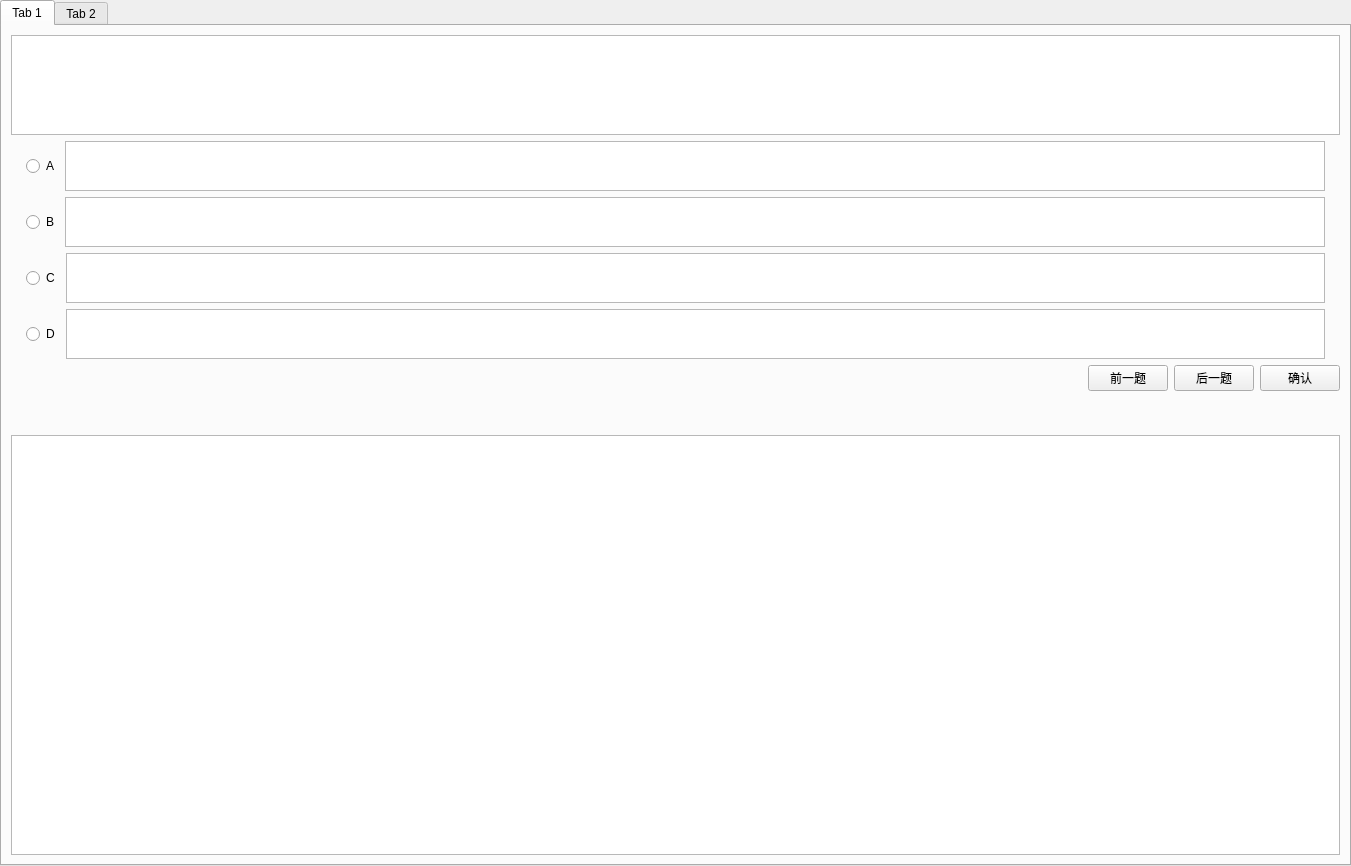
Qt form QuestionApp/mainwindow.ui (Mercy1101/my_pratice) before a commit.
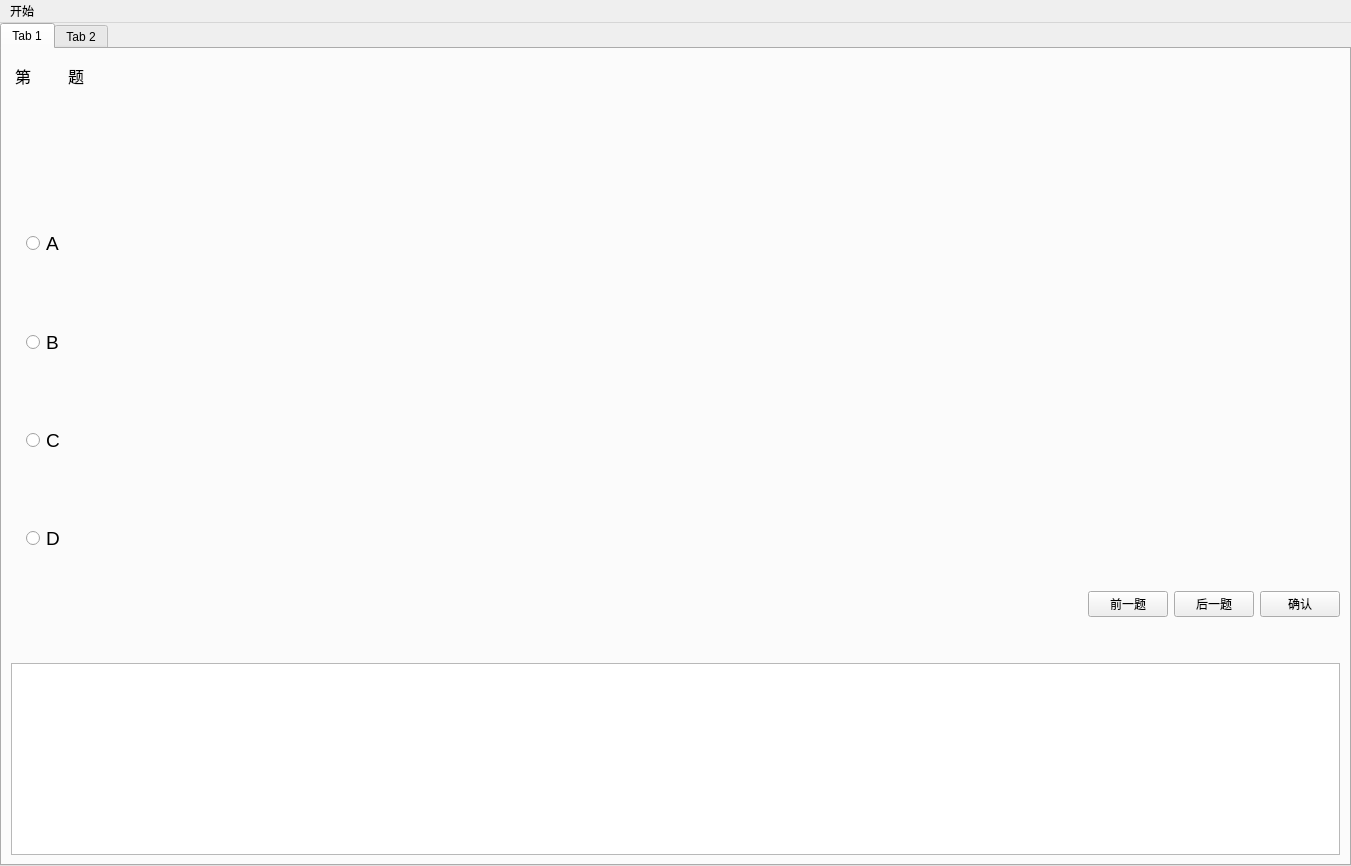
The same form after that commit.

```diff
--- a/QuestionApp/mainwindow.ui
+++ b/QuestionApp/mainwindow.ui
@@ -62,18 +62,112 @@
          <layout class="QGridLayout" name="gridLayout_3">
           <item row="0" column="0">
            <layout class="QVBoxLayout" name="verticalLayout_3">
+            <item>
+             <layout class="QHBoxLayout" name="horizontalLayout_7">
+              <property name="topMargin">
+               <number>6</number>
+              </property>
+              <property name="bottomMargin">
+               <number>6</number>
+              </property>
+              <item>
+               <widget class="QLabel" name="label">
+                <property name="minimumSize">
+                 <size>
+                  <width>20</width>
+                  <height>0</height>
+                 </size>
+                </property>
+                <property name="maximumSize">
+                 <size>
+                  <width>20</width>
+                  <height>16777215</height>
+                 </size>
+                </property>
+                <property name="font">
+                 <font>
+                  <pointsize>12</pointsize>
+                 </font>
+                </property>
+                <property name="text">
+                 <string>第</string>
+                </property>
+                <property name="alignment">
+                 <set>Qt::AlignRight|Qt::AlignTrailing|Qt::AlignVCenter</set>
+                </property>
+               </widget>
+              </item>
+              <item>
+               <widget class="QLabel" name="labelQuestionIndex">
+                <property name="enabled">
+                 <bool>false</bool>
+                </property>
+                <property name="minimumSize">
+                 <size>
+                  <width>25</width>
+                  <height>0</height>
+                 </size>
+                </property>
+                <property name="font">
+                 <font>
+                  <pointsize>12</pointsize>
+                 </font>
+                </property>
+                <property name="autoFillBackground">
+                 <bool>false</bool>
+                </property>
+                <property name="text">
+                 <string/>
+                </property>
+                <property name="alignment">
+                 <set>Qt::AlignCenter</set>
+                </property>
+               </widget>
+              </item>
+              <item>
+               <widget class="QLabel" name="labelText_2">
+                <property name="font">
+                 <font>
+                  <pointsize>12</pointsize>
+                 </font>
+                </property>
+                <property name="text">
+                 <string>题</string>
+                </property>
+               </widget>
+              </item>
+              <item>
+               <spacer name="horizontalSpacer_2">
+                <property name="orientation">
+                 <enum>Qt::Horizontal</enum>
+                </property>
+                <property name="sizeHint" stdset="0">
+                 <size>
+                  <width>40</width>
+                  <height>20</height>
+                 </size>
+                </property>
+               </spacer>
+              </item>
+             </layout>
+            </item>
             <item>
              <layout class="QVBoxLayout" name="verticalLayout_4">
               <item>
-               <widget class="QTextEdit" name="edtQuestion">
-                <property name="maximumSize">
-                 <size>
-                  <width>16777215</width>
-                  <height>100</height>
-                 </size>
+               <widget class="QLabel" name="labelQuestion">
+                <property name="sizePolicy">
+                 <sizepolicy hsizetype="Expanding" vsizetype="Expanding">
+                  <horstretch>0</horstretch>
+                  <verstretch>0</verstretch>
+                 </sizepolicy>
                 </property>
-                <property name="readOnly">
-                 <bool>true</bool>
+                <property name="font">
+                 <font>
+                  <pointsize>14</pointsize>
+                 </font>
+                </property>
+                <property name="text">
+                 <string/>
                 </property>
                </widget>
               </item>
@@ -89,21 +183,37 @@
               </property>
               <item>
                <widget class="QRadioButton" name="rbA">
+                <property name="font">
+                 <font>
+                  <pointsize>14</pointsize>
+                 </font>
+                </property>
                 <property name="text">
                  <string>A</string>
                 </property>
                </widget>
               </item>
               <item>
-               <widget class="QTextEdit" name="edtAnswerA">
-                <property name="maximumSize">
+               <widget class="QLabel" name="labelAnswerA">
+                <property name="sizePolicy">
+                 <sizepolicy hsizetype="Expanding" vsizetype="Expanding">
+                  <horstretch>0</horstretch>
+                  <verstretch>0</verstretch>
+                 </sizepolicy>
+                </property>
+                <property name="minimumSize">
                  <size>
-                  <width>16777215</width>
+                  <width>0</width>
                   <height>50</height>
                  </size>
                 </property>
-                <property name="readOnly">
-                 <bool>true</bool>
+                <property name="font">
+                 <font>
+                  <pointsize>14</pointsize>
+                 </font>
+                </property>
+                <property name="text">
+                 <string/>
                 </property>
                </widget>
               </item>
@@ -119,21 +229,37 @@
               </property>
               <item>
                <widget class="QRadioButton" name="rbB">
+                <property name="font">
+                 <font>
+                  <pointsize>14</pointsize>
+                 </font>
+                </property>
                 <property name="text">
                  <string>B</string>
                 </property>
                </widget>
               </item>
               <item>
-               <widget class="QTextEdit" name="edtAnswerB">
-                <property name="maximumSize">
+               <widget class="QLabel" name="labelAnswerB">
+                <property name="sizePolicy">
+                 <sizepolicy hsizetype="Expanding" vsizetype="Expanding">
+                  <horstretch>0</horstretch>
+                  <verstretch>0</verstretch>
+                 </sizepolicy>
+                </property>
+                <property name="minimumSize">
                  <size>
-                  <width>16777215</width>
+                  <width>0</width>
                   <height>50</height>
                  </size>
                 </property>
-                <property name="readOnly">
-                 <bool>true</bool>
+                <property name="font">
+                 <font>
+                  <pointsize>14</pointsize>
+                 </font>
+                </property>
+                <property name="text">
+                 <string/>
                 </property>
                </widget>
               </item>
@@ -149,21 +275,37 @@
               </property>
               <item>
                <widget class="QRadioButton" name="rbC">
+                <property name="font">
+                 <font>
+                  <pointsize>14</pointsize>
+                 </font>
+                </property>
                 <property name="text">
                  <string>C</string>
                 </property>
                </widget>
               </item>
               <item>
-               <widget class="QTextEdit" name="edtAnswerC">
-                <property name="maximumSize">
+               <widget class="QLabel" name="labelAnswerC">
+                <property name="sizePolicy">
+                 <sizepolicy hsizetype="Expanding" vsizetype="Expanding">
+                  <horstretch>0</horstretch>
+                  <verstretch>0</verstretch>
+                 </sizepolicy>
+                </property>
+                <property name="minimumSize">
                  <size>
-                  <width>16777215</width>
+                  <width>0</width>
                   <height>50</height>
                  </size>
                 </property>
-                <property name="readOnly">
-                 <bool>true</bool>
+                <property name="font">
+                 <font>
+                  <pointsize>14</pointsize>
+                 </font>
+                </property>
+                <property name="text">
+                 <string/>
                 </property>
                </widget>
               </item>
@@ -179,21 +321,37 @@
               </property>
               <item>
                <widget class="QRadioButton" name="rbD">
+                <property name="font">
+                 <font>
+                  <pointsize>14</pointsize>
+                 </font>
+                </property>
                 <property name="text">
                  <string>D</string>
                 </property>
                </widget>
               </item>
               <item>
-               <widget class="QTextEdit" name="edtAnswerD">
-                <property name="maximumSize">
+               <widget class="QLabel" name="labelAnswerD">
+                <property name="sizePolicy">
+                 <sizepolicy hsizetype="Expanding" vsizetype="Expanding">
+                  <horstretch>0</horstretch>
+                  <verstretch>0</verstretch>
+                 </sizepolicy>
+                </property>
+                <property name="minimumSize">
                  <size>
-                  <width>16777215</width>
+                  <width>0</width>
                   <height>50</height>
                  </size>
                 </property>
-                <property name="readOnly">
-                 <bool>true</bool>
+                <property name="font">
+                 <font>
+                  <pointsize>14</pointsize>
+                 </font>
+                </property>
+                <property name="text">
+                 <string/>
                 </property>
                </widget>
               </item>
@@ -216,19 +374,6 @@
                   </property>
                  </spacer>
                 </item>
-                <item>
-                 <widget class="QLabel" name="labelQuestionIndex">
-                  <property name="enabled">
-                   <bool>false</bool>
-                  </property>
-                  <property name="autoFillBackground">
-                   <bool>false</bool>
-                  </property>
-                  <property name="text">
-                   <string/>
-                  </property>
-                 </widget>
-                </item>
                 <item>
                  <widget class="QPushButton" name="btnPrevQuestion">
                   <property name="text">
@@ -279,6 +424,11 @@
                       <height>16777215</height>
                      </size>
                     </property>
+                    <property name="font">
+                     <font>
+                      <pointsize>14</pointsize>
+                     </font>
+                    </property>
                     <property name="text">
                      <string/>
                     </property>
@@ -286,6 +436,11 @@
                   </item>
                   <item>
                    <widget class="QLabel" name="labelCorrectAnswer">
+                    <property name="font">
+                     <font>
+                      <pointsize>14</pointsize>
+                     </font>
+                    </property>
                     <property name="text">
                      <string/>
                     </property>
@@ -307,6 +462,11 @@
                     <height>0</height>
                    </size>
                   </property>
+                  <property name="font">
+                   <font>
+                    <pointsize>14</pointsize>
+                   </font>
+                  </property>
                  </widget>
                 </item>
                </layout>
@@ -341,6 +501,31 @@
     </item>
    </layout>
   </widget>
+  <widget class="QMenuBar" name="menuBar">
+   <property name="geometry">
+    <rect>
+     <x>0</x>
+     <y>0</y>
+     <width>1351</width>
+     <height>21</height>
+    </rect>
+   </property>
+   <widget class="QMenu" name="menu">
+    <property name="title">
+     <string>开始</string>
+    </property>
+    <addaction name="start_test"/>
+   </widget>
+   <addaction name="menu"/>
+  </widget>
+  <action name="start_test">
+   <property name="text">
+    <string>开始答题</string>
+   </property>
+   <property name="toolTip">
+    <string>&lt;html&gt;&lt;head/&gt;&lt;body&gt;&lt;p&gt;开始测试&lt;/p&gt;&lt;/body&gt;&lt;/html&gt;</string>
+   </property>
+  </action>
  </widget>
  <resources/>
  <connections/>
```
Left out of the diff: 13 changed lines with no effect on the pictures.
